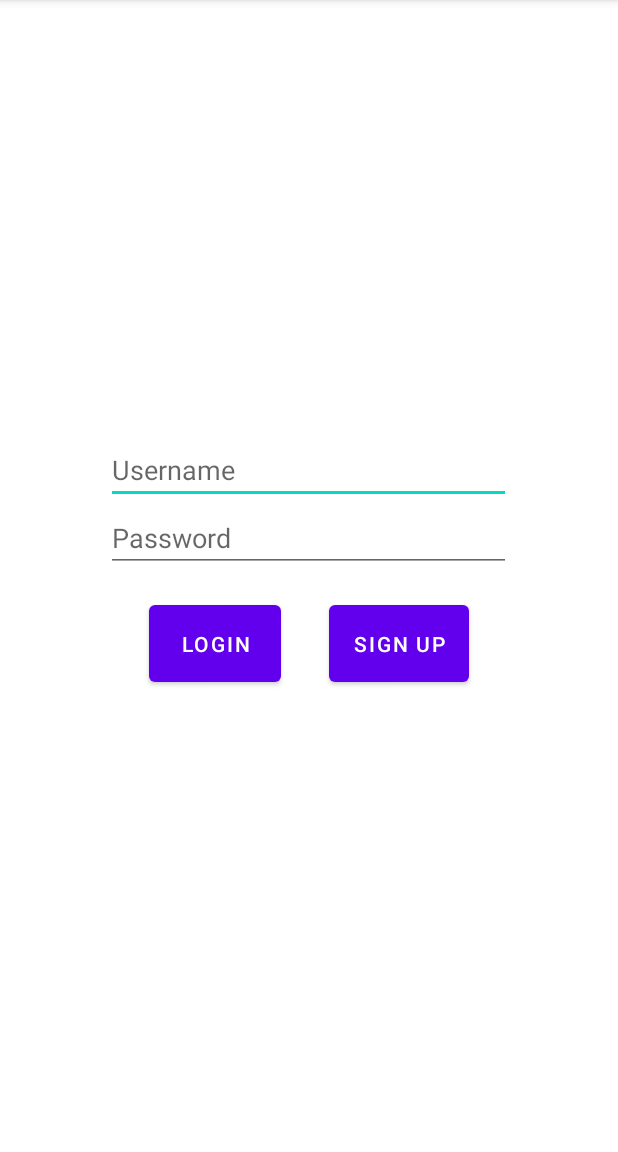
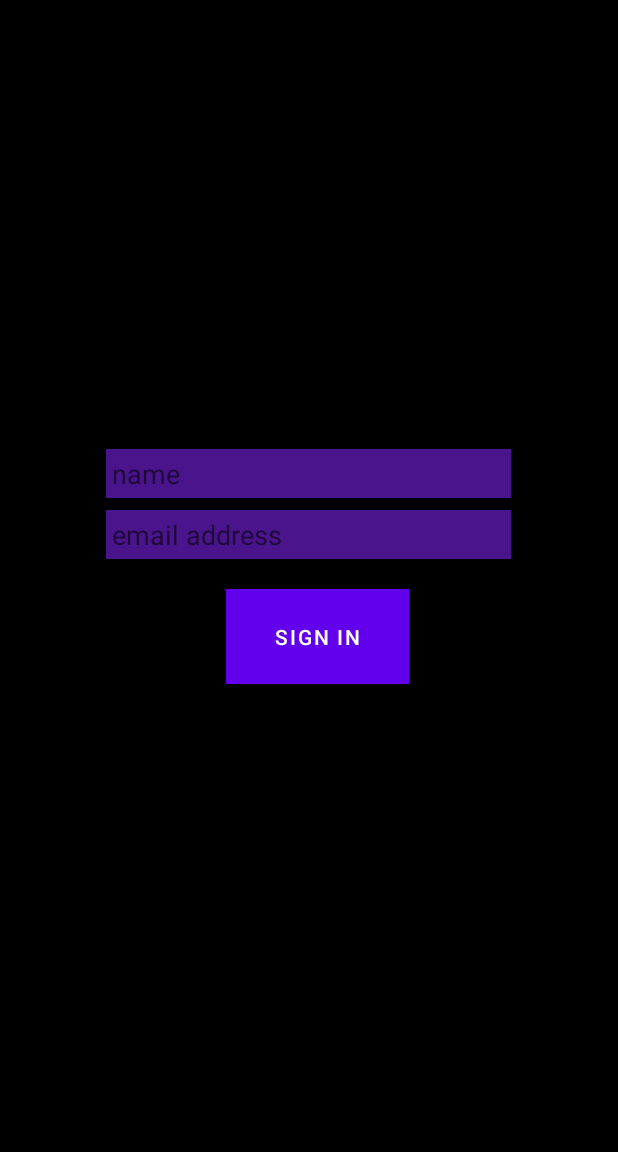
Before and after one commit to CharlesC234/MobileDeviceAppsProject, an Android app: the screen it shows after launch (LoginActivity), on a phone screen of 412 x 824 dp, the part 84-1236 px from its top. Run offline under Robolectric (Android 15) with nearby library versions, the phone set to English and light mode, and no system bars.

```diff
--- /dev/null
+++ b/TeamProject/app/src/main/java/edu/floridapoly/mobiledeviceapps/fall23/cahillcharles/TeamProject/DatabaseHelper.java
@@ -0,0 +1,72 @@
+package edu.floridapoly.mobiledeviceapps.fall23.cahillcharles.TeamProject;
+
+import android.content.ContentValues;
+import android.content.Context;
+import android.database.Cursor;
+import android.database.sqlite.SQLiteDatabase;
+import android.database.sqlite.SQLiteOpenHelper;
+import android.graphics.Bitmap;
+import android.widget.Toast;
+
+import androidx.annotation.Nullable;
+
+import java.io.ByteArrayInputStream;
+import java.io.ByteArrayOutputStream;
+
+public class DatabaseHelper extends SQLiteOpenHelper {
+    Context context;
+    private static String DB_NAME = "profile.db";
+    private static int DB_VERSION = 1;
+    private ByteArrayOutputStream byteArrayOutputStream;
+    private byte[] byteImage;
+
+    private static String createTable = "create table ProfileUser(name TEXT" +
+            ",email TEXT" +
+            ",image BLOB)";
+
+    public DatabaseHelper(@Nullable Context context) {
+        super(context,DB_NAME, null, DB_VERSION);
+        this.context = context;
+    }
+
+    @Override
+    public void onCreate(SQLiteDatabase database) {
+        database.execSQL(createTable);
+    }
+
+    @Override
+    public void onUpgrade(SQLiteDatabase sqLiteDatabase, int i, int i1) {
+
+    }
+
+    public void storeData(ProfileModelClass profileModelClass){
+        SQLiteDatabase database = this.getWritableDatabase();
+        Bitmap bitmapImage = profileModelClass.getImage();
+
+        /*
+        byteArrayOutputStream = new ByteArrayOutputStream();
+        bitmapImage.compress(Bitmap.CompressFormat.JPEG, 100, byteArrayOutputStream);
+        byteImage = byteArrayOutputStream.toByteArray();
+         */
+
+        ContentValues contentValues = new ContentValues();
+        contentValues.put("name", profileModelClass.getName());
+        contentValues.put("email", profileModelClass.getEmail());
+        //contentValues.put("image", byteImage);
+
+        long checkQuery = database.insert("ProfileUser", null, contentValues);
+
+        if(checkQuery != -1){
+            Toast.makeText(context, "User information is saved!",Toast.LENGTH_SHORT).show();
+            database.close();
+        } else{
+            Toast.makeText(context, "Something went wrong", Toast.LENGTH_SHORT).show();
+        }
+    }
+
+    public Cursor getUser(){
+        SQLiteDatabase database = this.getReadableDatabase();
+        Cursor cursor = database.rawQuery("SELECT * FROM ProfileUser", null);
+        return cursor;
+    }
+}
--- a/TeamProject/app/src/main/java/edu/floridapoly/mobiledeviceapps/fall23/cahillcharles/TeamProject/LoginActivity.java
+++ b/TeamProject/app/src/main/java/edu/floridapoly/mobiledeviceapps/fall23/cahillcharles/TeamProject/LoginActivity.java
@@ -3,45 +3,56 @@ package edu.floridapoly.mobiledeviceapps.fall23.cahillcharles.TeamProject;
 import androidx.appcompat.app.AppCompatActivity;
 
 import android.content.Intent;
+import android.graphics.Bitmap;
+import android.net.Uri;
 import android.os.Bundle;
 import android.view.View;
 import android.widget.Button;
+import android.widget.EditText;
 import android.widget.Toast;
 
 public class LoginActivity extends AppCompatActivity {
 
     // Declare button variables
-    Button loginBtn, signUpBtn;
+    EditText uploadName, uploadEmail;
+    Button signInBtn;
+    DatabaseHelper databaseHelper;
+
     @Override
     protected void onCreate(Bundle savedInstanceState) {
         super.onCreate(savedInstanceState);
         setContentView(R.layout.activity_login);
 
-        // login button listener
-        loginBtn = (Button) findViewById(R.id.loginButton);
-        loginBtn.setOnClickListener(new View.OnClickListener() {
+        uploadName = findViewById(R.id.uploadName);
+        uploadEmail= findViewById(R.id.uploadEmail);
+        signInBtn = findViewById(R.id.signInButton);
+        databaseHelper = new DatabaseHelper(this);
+
+        // to save user information in database
+        signInBtn.setOnClickListener(new View.OnClickListener() {
             @Override
             public void onClick(View view) {
-                Intent intent = new Intent(LoginActivity.this, MainScreen.class);
-                startActivity(intent);
-
-                Toast toast = Toast.makeText(getApplicationContext(), "Proceeding to Home Screen", Toast.LENGTH_SHORT);
-                toast.show();
+                storeInfo();
             }
         });
 
-        //  sign up button listener
-        signUpBtn = (Button) findViewById(R.id.signUpButton);
-        signUpBtn.setOnClickListener(new View.OnClickListener() {
-            @Override
-            public void onClick(View view) {
-                Intent intent = new Intent(LoginActivity.this, SignUpActivity.class);
-                startActivity(intent);
+    }
 
-                Toast toast = Toast.makeText(getApplicationContext(), "Proceed to Sign up", Toast.LENGTH_SHORT);
-                toast.show();
-            }
-        });
+    // Function to store user info in data
+    private void storeInfo(){
+        if(!uploadName.getText().toString().isEmpty() && !uploadEmail.getText().toString().isEmpty()){
+            databaseHelper.storeData(new ProfileModelClass(uploadName.getText().toString(),uploadEmail.getText().toString(),null));
+            Intent intent = new Intent(LoginActivity.this, MainScreen.class);
+            startActivity(intent);
+
+            // Toast to show navigation to new screen
+            Toast toast = Toast.makeText(this, "Proceeding to Home Screen", Toast.LENGTH_SHORT);
+            toast.show();
+
+        } else{
+            // If fields are empty
+            Toast.makeText(this, "Please enter your information",Toast.LENGTH_SHORT).show();
+        }
     }
 
     @Override
--- a/TeamProject/app/src/main/res/layout/activity_chat_screen.xml
+++ b/TeamProject/app/src/main/res/layout/activity_chat_screen.xml
@@ -3,6 +3,7 @@
     xmlns:tools="http://schemas.android.com/tools"
     android:layout_width="match_parent"
     android:layout_height="match_parent"
+    android:background="#000000"
     android:orientation="vertical"
     android:gravity="bottom"
     tools:context=".MainActivity">
--- a/TeamProject/app/src/main/res/layout/activity_login.xml
+++ b/TeamProject/app/src/main/res/layout/activity_login.xml
@@ -5,46 +5,47 @@
     xmlns:tools="http://schemas.android.com/tools"
     android:layout_width="match_parent"
     android:layout_height="match_parent"
+    android:background="#000000"
     android:gravity="center"
     android:orientation="vertical"
     tools:context=".LoginActivity">
 
     <EditText
-        android:id="@+id/userNameEditText"
+        android:id="@+id/uploadName"
         android:layout_width="270dp"
         android:layout_height="wrap_content"
-        android:hint="Username" />
+        android:padding="4dp"
+        android:layout_margin="4dp"
+        android:textColor="#FFFFFF"
+        android:background="#4A148C"
+        android:hint="name" />
 
 
 
     <EditText
-        android:id="@+id/passwordEditText"
+        android:id="@+id/uploadEmail"
         android:layout_width="270dp"
         android:layout_height="wrap_content"
-        android:hint="Password"/>
+        android:padding="4dp"
+        android:layout_margin="4dp"
+        android:textColor="#FFFFFF"
+        android:background="#4A148C"
+        android:hint="email address"/>
+
     <LinearLayout
-        android:layout_width="wrap_content"
+        android:layout_width="142dp"
         android:layout_height="wrap_content"
         android:orientation="horizontal">
 
-    <Button
-        android:id="@+id/loginButton"
-        android:layout_width="wrap_content"
-        android:layout_height="wrap_content"
-        android:padding="16dp"
-        android:layout_margin="16dp"
-        android:text="Login"/>
-
         <Button
-            android:id="@+id/signUpButton"
-            android:layout_width="wrap_content"
+            android:id="@+id/signInButton"
+            android:layout_width="122dp"
             android:layout_height="wrap_content"
+            android:layout_margin="16dp"
             android:padding="16dp"
-            android:layout_margin="16dp"
-            android:text="Sign up"/>
-
-
-
+            android:background="#4A148C"
+            android:textColor="#FFFFFF"
+            android:text="Sign in" />
 
 
     </LinearLayout>
```
Also changed, not shown: TeamProject/app/src/main/java/edu/floridapoly/mobiledeviceapps/fall23/cahillcharles/TeamProject/ProfileModelClass.java (added, +42 -0 lines), TeamProject/app/src/main/java/edu/floridapoly/mobiledeviceapps/fall23/cahillcharles/TeamProject/ProfileScreen.java (+35 -0 lines), TeamProject/app/src/main/java/edu/floridapoly/mobiledeviceapps/fall23/cahillcharles/TeamProject/SignUpActivity.java (deleted, +0 -36 lines), TeamProject/app/src/main/res/layout/activity_profile_screen.xml (+15 -2 lines), TeamProject/app/src/main/res/layout/activity_sign_up.xml (deleted, +0 -46 lines), 448 other files.
